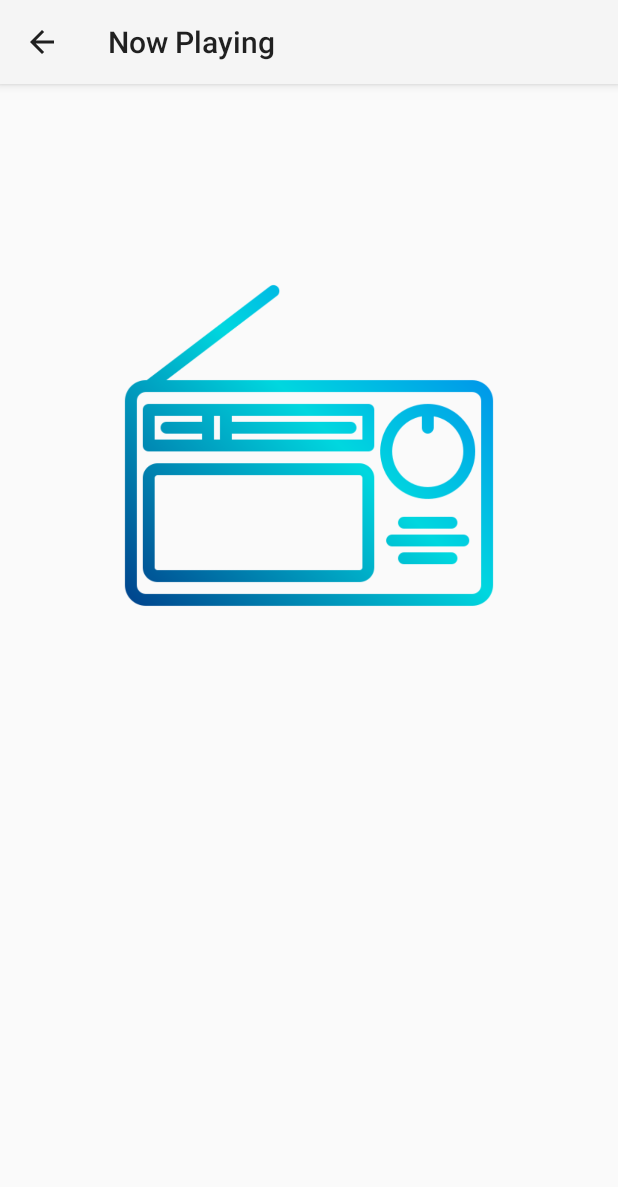
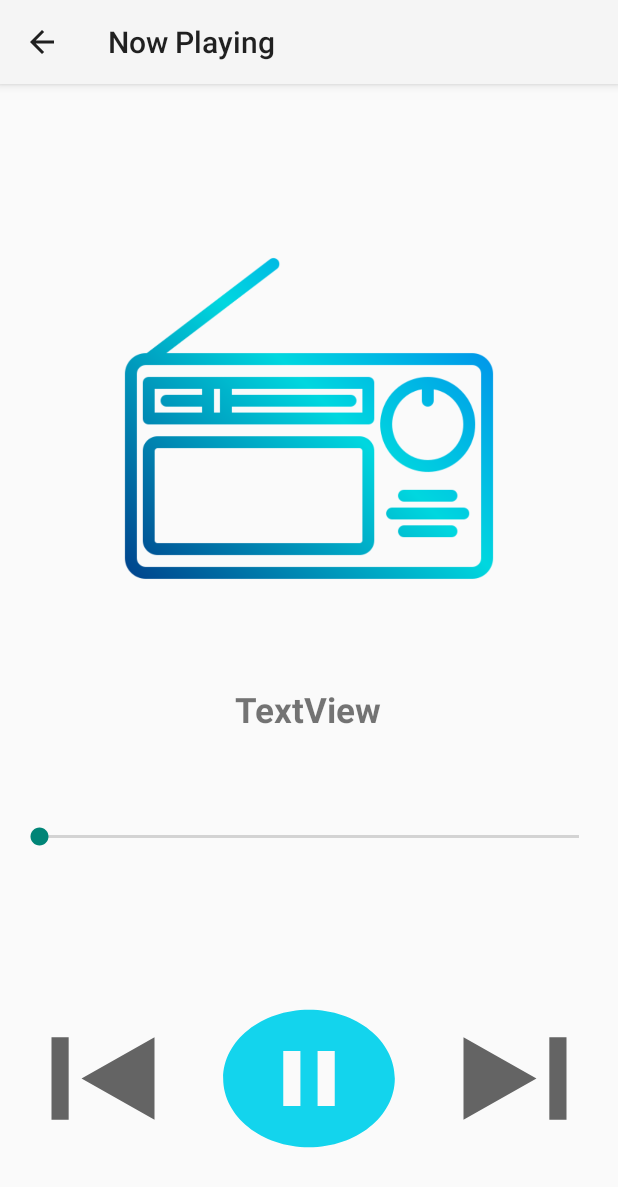
Before and after one commit to VaibhavShanbhag/Sangeet-App, an Android app: the NowPlaying screen opened directly, with no data from a screen before it, on a phone screen of 412 x 824 dp. Shown: the top 1187 px of the screen. Run offline under Robolectric (Android 15) with nearby library versions, the phone set to English and light mode, and no system bars.

Commit message:
Adding changes to the now playing layout

```diff
--- /dev/null
+++ b/app/src/main/res/drawable/next.xml
@@ -0,0 +1,10 @@
+<vector xmlns:android="http://schemas.android.com/apk/res/android"
+    android:width="24dp"
+    android:height="24dp"
+    android:viewportWidth="24"
+    android:viewportHeight="24"
+    android:tint="?attr/colorControlNormal">
+  <path
+      android:fillColor="@android:color/white"
+      android:pathData="M6,18l8.5,-6L6,6v12zM16,6v12h2V6h-2z"/>
+</vector>
--- /dev/null
+++ b/app/src/main/res/drawable/pause.xml
@@ -0,0 +1,10 @@
+<vector xmlns:android="http://schemas.android.com/apk/res/android"
+    android:width="24dp"
+    android:height="24dp"
+    android:viewportWidth="24"
+    android:viewportHeight="24"
+    android:tint="?attr/colorControlNormal">
+  <path
+      android:fillColor="@android:color/white"
+      android:pathData="M12,2C6.48,2 2,6.48 2,12s4.48,10 10,10 10,-4.48 10,-10S17.52,2 12,2zM10,16.5v-9l6,4.5 -6,4.5z"/>
+</vector>
--- /dev/null
+++ b/app/src/main/res/drawable/play.xml
@@ -0,0 +1,10 @@
+<vector xmlns:android="http://schemas.android.com/apk/res/android"
+    android:width="24dp"
+    android:height="24dp"
+    android:viewportWidth="24"
+    android:viewportHeight="24"
+    android:tint="?attr/colorControlNormal">
+  <path
+      android:fillColor="@android:color/white"
+      android:pathData="M12,2C6.48,2 2,6.48 2,12s4.48,10 10,10 10,-4.48 10,-10S17.52,2 12,2zM11,16L9,16L9,8h2v8zM15,16h-2L13,8h2v8z"/>
+</vector>
--- /dev/null
+++ b/app/src/main/res/drawable/previous.xml
@@ -0,0 +1,10 @@
+<vector xmlns:android="http://schemas.android.com/apk/res/android"
+    android:width="24dp"
+    android:height="24dp"
+    android:viewportWidth="24"
+    android:viewportHeight="24"
+    android:tint="?attr/colorControlNormal">
+  <path
+      android:fillColor="@android:color/white"
+      android:pathData="M6,6h2v12L6,18zM9.5,12l8.5,6L18,6z"/>
+</vector>
--- a/app/src/main/res/layout/activity_now_playing.xml
+++ b/app/src/main/res/layout/activity_now_playing.xml
@@ -10,9 +10,72 @@
         android:id="@+id/imageView"
         android:layout_width="253dp"
         android:layout_height="266dp"
-        android:layout_marginTop="108dp"
+        android:layout_marginTop="90dp"
         app:layout_constraintEnd_toEndOf="parent"
         app:layout_constraintStart_toStartOf="parent"
         app:layout_constraintTop_toTopOf="parent"
         app:srcCompat="@drawable/radio" />
+
+    <TextView
+        android:id="@+id/textView"
+        android:layout_width="wrap_content"
+        android:layout_height="wrap_content"
+        android:layout_marginTop="45dp"
+        android:text="TextView"
+        android:textSize="23sp"
+        android:textStyle="bold"
+        app:layout_constraintEnd_toEndOf="parent"
+        app:layout_constraintHorizontal_bias="0.498"
+        app:layout_constraintStart_toStartOf="parent"
+        app:layout_constraintTop_toBottomOf="@+id/imageView" />
+
+    <SeekBar
+        android:id="@+id/seekBar"
+        android:layout_width="0dp"
+        android:layout_height="wrap_content"
+        android:layout_marginStart="10dp"
+        android:layout_marginLeft="10dp"
+        android:layout_marginTop="60dp"
+        android:layout_marginEnd="10dp"
+        android:layout_marginRight="10dp"
+        app:layout_constraintEnd_toEndOf="parent"
+        app:layout_constraintHorizontal_bias="0.0"
+        app:layout_constraintStart_toStartOf="parent"
+        app:layout_constraintTop_toBottomOf="@+id/textView" />
+
+    <LinearLayout
+        android:layout_width="0dp"
+        android:layout_height="wrap_content"
+        android:layout_marginBottom="50dp"
+        android:orientation="horizontal"
+        app:layout_constraintBottom_toBottomOf="parent"
+        app:layout_constraintEnd_toEndOf="parent"
+        app:layout_constraintStart_toStartOf="parent">
+
+        <Button
+            android:id="@+id/button2"
+            android:layout_width="wrap_content"
+            android:layout_height="110dp"
+            android:layout_weight="1"
+            android:background="@drawable/previous"
+            tools:ignore="SpeakableTextPresentCheck" />
+
+        <Button
+            android:id="@+id/button3"
+            android:layout_width="wrap_content"
+            android:layout_height="110dp"
+            android:layout_weight="1"
+            android:background="@drawable/play"
+            app:backgroundTint="#13D4ED"
+            tools:ignore="SpeakableTextPresentCheck" />
+
+        <Button
+            android:id="@+id/button4"
+            android:layout_width="wrap_content"
+            android:layout_height="110dp"
+            android:layout_weight="1"
+            android:background="@drawable/next"
+            tools:ignore="SpeakableTextPresentCheck" />
+    </LinearLayout>
+
 </androidx.constraintlayout.widget.ConstraintLayout>
```
